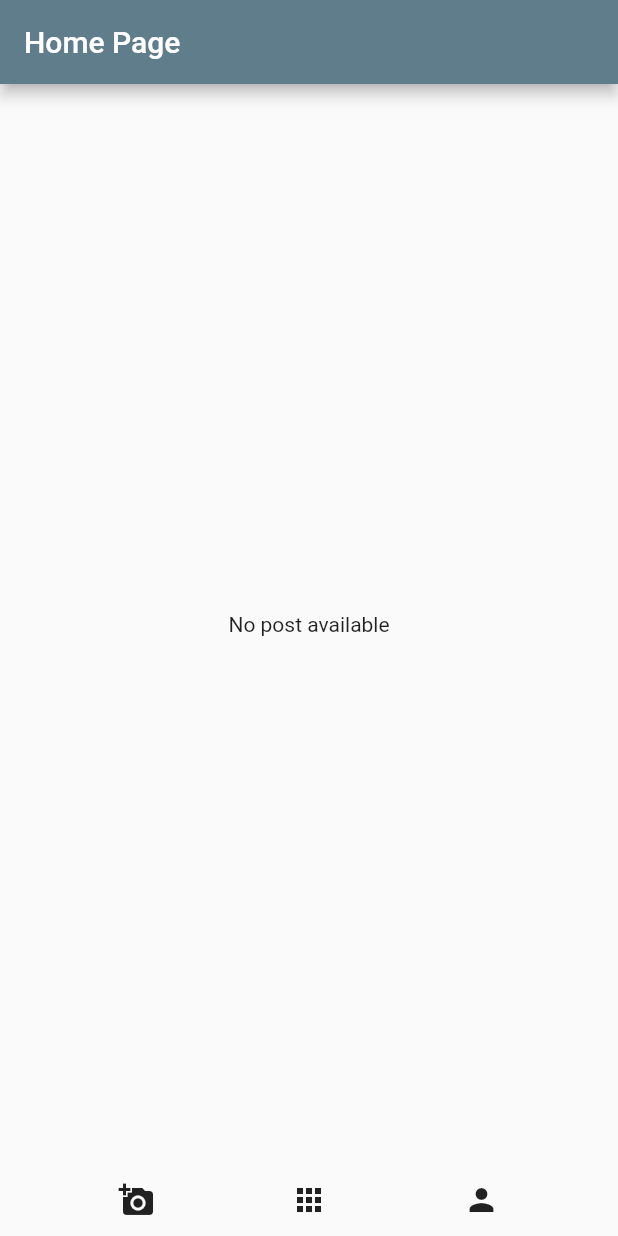
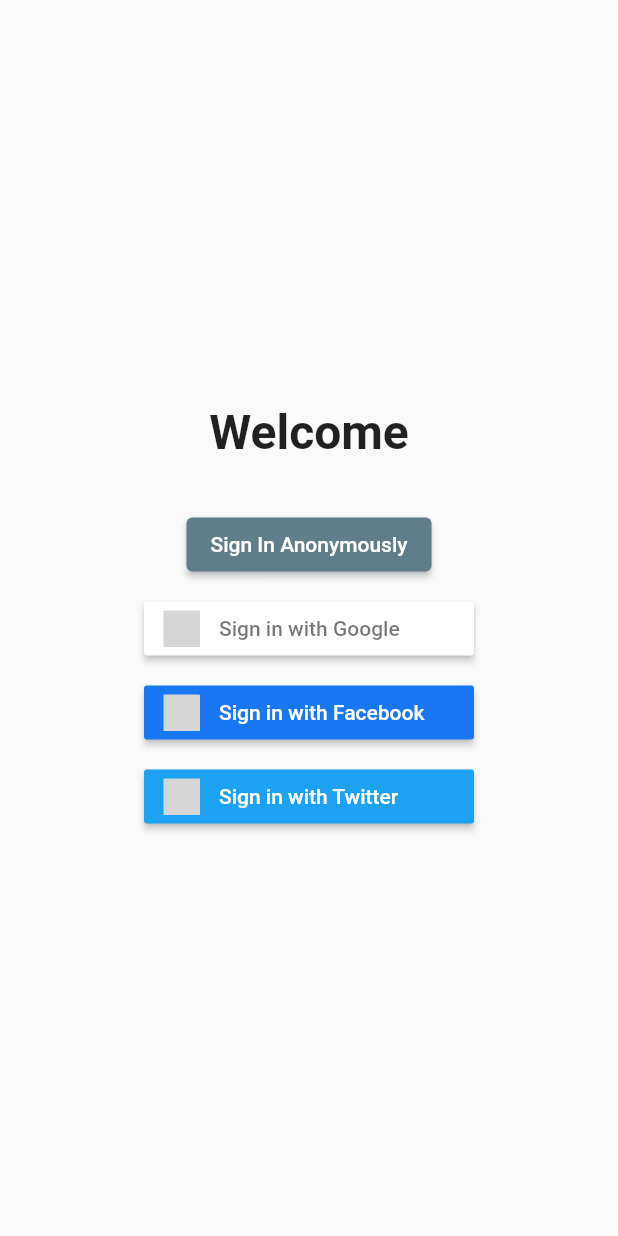
Before and after one commit to BARMM-TourisMA/public-tourism-prototype, a Flutter app: the screen it shows after launch, on a phone screen of 412 x 824 dp. Run offline on Flutter 3.47's test engine with Material 2 defaults, Android fonts, the phone set to English and light mode, and no system bars; our stand-ins replace cloud_firestore, firebase_auth, firebase_core, firebase_storage, flutter_signin_button, google_sign_in and 2 more; missing offline and left inert: dart:html, image_picker_web; accounts and stored records are empty; Roboto replaces fonts that are missing (Raleway); grey boxes are pictures that could not be loaded.

```diff
--- a/lib/common/constants.dart
+++ b/lib/common/constants.dart
@@ -6,6 +6,7 @@ class AppContants {
   static String postCollection = "posts";
   //routes
   static String homeRoute = "/";
+  static String startUpRoute = "/start";
   static String contributorRoute = "/contributor";
   static String postRoute = "/post";
 
--- a/lib/common/models/resource_model.dart
+++ b/lib/common/models/resource_model.dart
@@ -1,3 +1,4 @@
 abstract class ResourceModel {
   dynamic get id;
+  Map<String, dynamic> toMap();
 }
--- /dev/null
+++ b/lib/features/start_up/start_up_page.dart
@@ -0,0 +1,109 @@
+import 'dart:html';
+
+import 'package:firebase_auth/firebase_auth.dart';
+import 'package:flutter/foundation.dart';
+import 'package:flutter/material.dart';
+import 'package:flutter_signin_button/flutter_signin_button.dart';
+import 'package:google_sign_in/google_sign_in.dart';
+import 'package:public_tourism/common/constants.dart';
+
+class StartUpPage extends StatefulWidget {
+  const StartUpPage({Key? key}) : super(key: key);
+
+  @override
+  State<StartUpPage> createState() => _StartUpPageState();
+}
+
+class _StartUpPageState extends State<StartUpPage> {
+  User? currentUser;
+  @override
+  void initState() {
+    super.initState();
+    FirebaseAuth.instance.authStateChanges().listen((user) {
+      if (null != user) {
+        setState(() {
+          currentUser = user;
+        });
+      }
+    });
+  }
+
+  @override
+  Widget build(BuildContext context) {
+    return Scaffold(
+      body: Center(
+        child: Column(
+          mainAxisAlignment: MainAxisAlignment.center,
+          children: [
+            const Text(
+              'Welcome',
+              style: TextStyle(
+                fontSize: 32,
+                fontWeight: FontWeight.bold,
+              ),
+            ),
+            const SizedBox(height: 32),
+            if (null != currentUser) ...[
+              Text(currentUser!.displayName ?? currentUser!.uid),
+              const SizedBox(
+                height: 10,
+              ),
+              ElevatedButton(
+                onPressed: () {
+                  Navigator.pushReplacementNamed(
+                      context, AppContants.homeRoute);
+                },
+                child: const Text('Explore Now'),
+              )
+            ] else ...[
+              ElevatedButton(
+                onPressed: () async {
+                  FirebaseAuth.instance.signInAnonymously();
+                },
+                child: const Text('Sign In Anonymously'),
+              ),
+              const SizedBox(height: 8),
+              SignInButton(
+                Buttons.Google,
+                onPressed: () async {
+                  final GoogleSignInAccount? googleUser =
+                      await GoogleSignIn().signIn();
+                  // Obtain the auth details from the request.
+                  final GoogleSignInAuthentication? googleAuth =
+                      await googleUser?.authentication;
+
+                  // Create a new credential.
+                  final OAuthCredential googleCredential =
+                      GoogleAuthProvider.credential(
+                    accessToken: googleAuth!.accessToken,
+                    idToken: googleAuth.idToken,
+                  );
+
+                  // Sign in to Firebase with the Google [UserCredential].
+                  await FirebaseAuth.instance
+                      .signInWithCredential(googleCredential)
+                      .then((googleUserCredential) {
+                    if (googleUserCredential.user?.uid != null) {
+                      Navigator.pushReplacementNamed(
+                          context, AppContants.homeRoute);
+                    }
+                  });
+                },
+              ),
+              const SizedBox(height: 8),
+              SignInButton(
+                Buttons.FacebookNew,
+                onPressed: () {},
+              ),
+              const SizedBox(height: 8),
+              SignInButton(
+                Buttons.Twitter,
+                onPressed: () {},
+              )
+            ]
+          ],
+        ),
+      ),
+    );
+  }
+}
--- a/lib/main.dart
+++ b/lib/main.dart
@@ -1,4 +1,5 @@
 import 'package:cloud_firestore/cloud_firestore.dart';
+import 'package:firebase_auth/firebase_auth.dart';
 import 'package:firebase_core/firebase_core.dart';
 import 'package:firebase_storage/firebase_storage.dart';
 import 'package:flutter/foundation.dart';
@@ -24,8 +25,8 @@ void main() async {
       persistenceEnabled: false,
     );
 
-    // [Authentication | localhost:9099]
-    // await FirebaseAuth.instance.useEmulator('http://localhost:9099');
+    //[Authentication | localhost:9099]
+    await FirebaseAuth.instance.useAuthEmulator('localhost', 9099);
 
     //[Storage | localhost:9199]
     await FirebaseStorage.instance.useStorageEmulator(
@@ -48,7 +49,7 @@ class PublicTourismApp extends StatelessWidget {
         primarySwatch: Colors.blueGrey,
         fontFamily: "Raleway"
       ),
-      initialRoute: AppContants.homeRoute,
+      initialRoute: AppContants.startUpRoute,
       routes: appRoutes,
     );
   }
--- a/lib/routes.dart
+++ b/lib/routes.dart
@@ -4,8 +4,10 @@ import 'package:public_tourism/common/constants.dart';
 import 'package:public_tourism/features/contributor/contributor_page.dart';
 import 'package:public_tourism/features/contributor/post_page.dart';
 import 'package:public_tourism/features/home/home_page.dart';
+import 'package:public_tourism/features/start_up/start_up_page.dart';
 
 Map<String, Widget Function(BuildContext)> appRoutes = {
+    AppContants.startUpRoute: (context) => const StartUpPage(),
     AppContants.homeRoute: (context) => const HomePage(),
     AppContants.contributorRoute: (context) => const ContributorPage(),
     AppContants.postRoute: (context) => const PostPage()
--- a/pubspec.yaml
+++ b/pubspec.yaml
@@ -45,6 +45,9 @@ dependencies:
   image_picker: ^0.8.5+3
   firebase_storage_web: ^3.3.5
   carousel_slider: ^4.1.1
+  firebase_auth: ^3.7.0
+  google_sign_in: ^5.4.1
+  flutter_signin_button: ^2.0.0
 
 dev_dependencies:
   flutter_test:
```
Also changed, not shown: lib/common/models/post_model.dart (+8 -7 lines), lib/features/contributor/post_page.dart (+26 -3 lines), lib/features/home/home_page.dart (+40 -18 lines), lib/resource/base.resource.dart (+46 -25 lines), lib/resource/post_resource.dart (+12 -3 lines), lib/resource/resource_doc.dart (added, +51 -0 lines), pubspec.lock, 2 other files.
